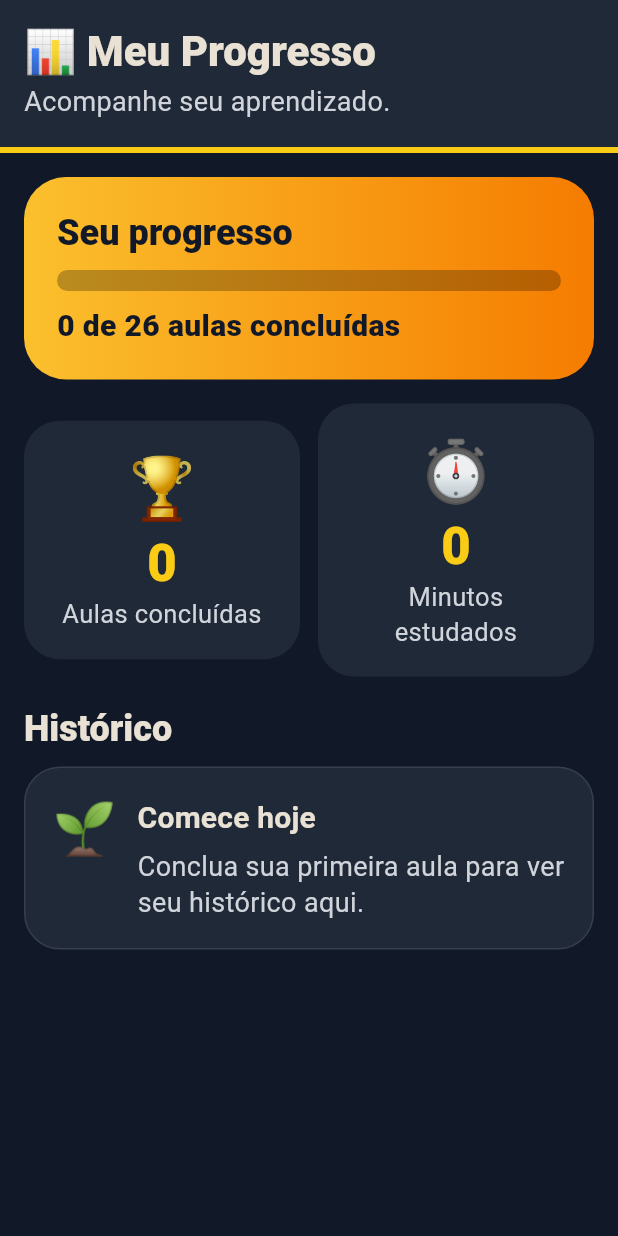
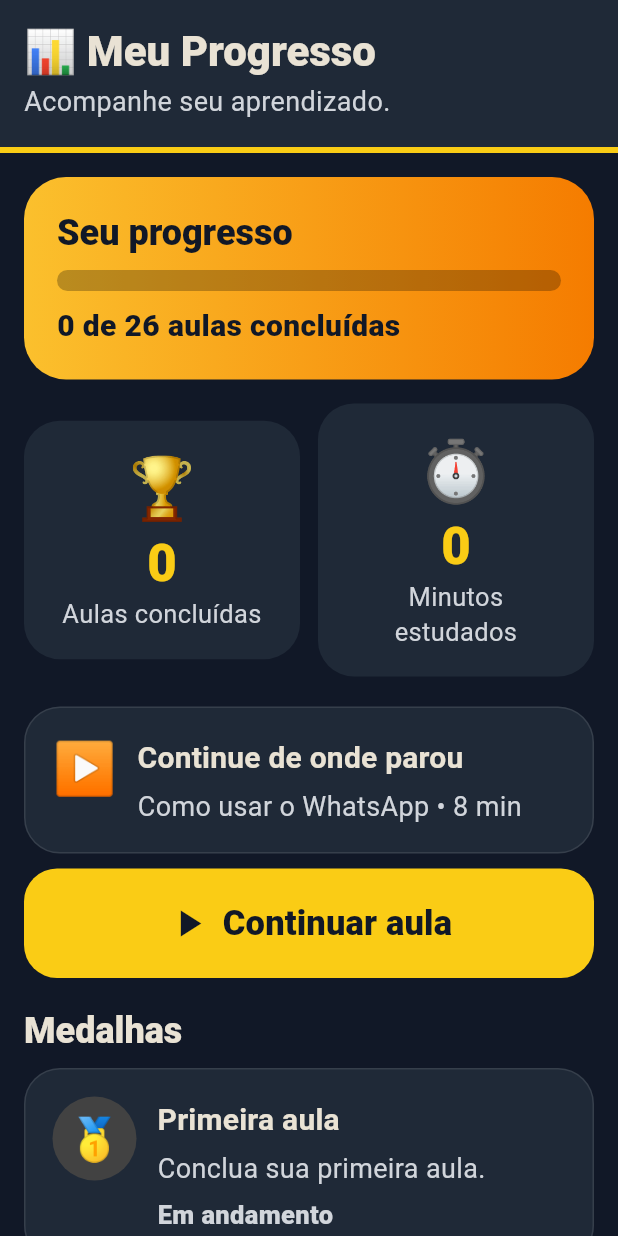
Before and after one commit to Igh0r/ProjetoEducacaoIdoso, a Flutter app: the ProgressPage widget shown alone on an empty page, opened directly, on a phone screen of 412 x 824 dp. Run offline on Flutter 3.47's test engine with Material 3 defaults, Android fonts, the phone set to English and light mode, and no system bars.

Commit message:
Enhance progress achievements and review flow

```diff
--- a/lib/core/state/app_state.dart
+++ b/lib/core/state/app_state.dart
@@ -14,8 +14,13 @@ class AppState extends ChangeNotifier {
 
   Set<String> get completedLessons => _progressRepository.getCompletedLessons();
   Map<String, int> get quizScores => _progressRepository.getQuizScores();
+  Map<String, DateTime> get completionDates => _progressRepository.getCompletionDates();
   int get totalLessons => _progressService.totalLessons();
   int get totalMinutes => _progressService.totalMinutes(completedLessons);
+  List<ProgressAchievement> get achievements => _progressService.achievements(completedLessons, quizScores);
+  List<ReviewSuggestion> get reviewSuggestions => _progressService.reviewSuggestions(completedLessons, quizScores);
+  Lesson? get nextLesson => _progressService.nextLesson(completedLessons);
+  List<ProgressHistoryItem> get chronologicalHistory => _progressService.chronologicalHistory(completedLessons, quizScores, completionDates);
 
   void completeLesson(String id, int score) {
     _progressRepository.completeLesson(id, score);
--- a/lib/features/progress/presentation/progress_page.dart
+++ b/lib/features/progress/presentation/progress_page.dart
@@ -10,7 +10,13 @@ class ProgressPage extends StatelessWidget {
       subtitle: 'Acompanhe seu aprendizado.',
       child: AnimatedBuilder(
         animation: appState,
-        builder: (context, _) => ListView(
+        builder: (context, _) {
+          final nextLesson = appState.nextLesson;
+          final reviewSuggestions = appState.reviewSuggestions;
+          final primaryReview = reviewSuggestions.isNotEmpty ? reviewSuggestions.first : null;
+          final actionLesson = primaryReview?.lesson ?? nextLesson;
+
+          return ListView(
             padding: const EdgeInsets.all(16),
             children: [
               ProgressBanner(completed: appState.completedLessons.length, total: appState.totalLessons),
@@ -21,19 +27,108 @@ class ProgressPage extends StatelessWidget {
                 Expanded(child: StatCard(icon: '⏱', value: '${appState.totalMinutes}', label: 'Minutos estudados')),
               ]),
               const SizedBox(height: 20),
+              if (actionLesson != null) ...[
+                InfoCard(
+                  icon: primaryReview == null ? '▶️' : '🔁',
+                  title: primaryReview == null ? 'Continue de onde parou' : 'Revisar esta aula',
+                  text: primaryReview == null
+                      ? '${actionLesson.title} • ${actionLesson.duration}'
+                      : 'Tema ${primaryReview.category.name}: ${primaryReview.score}/${primaryReview.total}. Refaça ${actionLesson.title} para reforçar.',
+                ),
+                const SizedBox(height: 10),
+                SeniorButton(
+                  label: primaryReview == null ? 'Continuar aula' : 'Revisar aula',
+                  icon: primaryReview == null ? Icons.play_arrow : Icons.replay,
+                  onPressed: () => Navigator.of(context).push(MaterialPageRoute(builder: (_) => LessonPage(lesson: actionLesson))),
+                ),
+                const SizedBox(height: 20),
+              ],
+              Text('Medalhas', style: Theme.of(context).textTheme.titleLarge),
+              const SizedBox(height: 10),
+              ...appState.achievements.map((achievement) => Padding(
+                    padding: const EdgeInsets.only(bottom: 10),
+                    child: AchievementCard(achievement: achievement),
+                  )),
+              const SizedBox(height: 10),
+              Text('Sugestões de revisão', style: Theme.of(context).textTheme.titleLarge),
+              const SizedBox(height: 10),
+              if (reviewSuggestions.isEmpty)
+                const InfoCard(icon: '✨', title: 'Tudo em dia', text: 'Quando algum quiz tiver pontos a melhorar, as aulas aparecerão aqui para revisão.'),
+              ...reviewSuggestions.map((suggestion) => Padding(
+                    padding: const EdgeInsets.only(bottom: 10),
+                    child: InfoCard(
+                      icon: suggestion.category.emoji,
+                      title: suggestion.category.name,
+                      text: 'Pontuação do tema: ${suggestion.score}/${suggestion.total}. Aula indicada: ${suggestion.lesson.title}.',
+                    ),
+                  )),
+              const SizedBox(height: 20),
               Text('Histórico', style: Theme.of(context).textTheme.titleLarge),
               const SizedBox(height: 10),
               if (appState.completedLessons.isEmpty) const InfoCard(icon: '🌱', title: 'Comece hoje', text: 'Conclua sua primeira aula para ver seu histórico aqui.'),
-            ...appState.completedLessons.map((id) {
-              final lesson = lessonById(id)!;
+              ...appState.chronologicalHistory.map((item) {
                 return Padding(
                   padding: const EdgeInsets.only(bottom: 10),
-                child: InfoCard(icon: '✅', title: lesson.title, text: 'Quiz: ${appState.quizScores[id] ?? 0}/${lesson.quiz.length} • ${lesson.duration}'),
+                  child: InfoCard(
+                    icon: '✅',
+                    title: item.lesson.title,
+                    text: 'Quiz: ${item.score}/${item.lesson.quiz.length} • ${item.lesson.duration} • Concluída em ${_formatDateTime(item.completedAt)}',
+                  ),
                 );
               }),
             ],
-        ),
+          );
+        },
       ),
     );
   }
+
+  String _formatDateTime(DateTime? value) {
+    if (value == null) return 'data não registrada';
+    final day = value.day.toString().padLeft(2, '0');
+    final month = value.month.toString().padLeft(2, '0');
+    final hour = value.hour.toString().padLeft(2, '0');
+    final minute = value.minute.toString().padLeft(2, '0');
+    return '$day/$month/${value.year} às $hour:$minute';
   }
+}
+
+class AchievementCard extends StatelessWidget {
+  const AchievementCard({required this.achievement, super.key});
+
+  final ProgressAchievement achievement;
+
+  @override
+  Widget build(BuildContext context) {
+    final color = achievement.unlocked ? Colors.amber.shade700 : Colors.grey.shade800;
+    final status = achievement.unlocked ? 'Conquistada' : 'Em andamento';
+
+    return Container(
+      width: double.infinity,
+      padding: const EdgeInsets.all(18),
+      decoration: BoxDecoration(
+        color: _panel,
+        borderRadius: BorderRadius.circular(24),
+        border: Border.all(color: achievement.unlocked ? Colors.amber : Colors.white10, width: achievement.unlocked ? 2 : 1),
+      ),
+      child: Row(crossAxisAlignment: CrossAxisAlignment.start, children: [
+        CircleAvatar(
+          radius: 28,
+          backgroundColor: color,
+          child: Text(achievement.icon, style: const TextStyle(fontSize: 28)),
+        ),
+        const SizedBox(width: 14),
+        Expanded(child: Column(crossAxisAlignment: CrossAxisAlignment.start, children: [
+          Text(achievement.title, style: Theme.of(context).textTheme.titleMedium),
+          const SizedBox(height: 6),
+          Text(achievement.description, style: const TextStyle(fontSize: 18, color: _muted, height: 1.35)),
+          const SizedBox(height: 8),
+          Text(
+            achievement.progressText == null ? status : '$status • ${achievement.progressText}',
+            style: TextStyle(fontSize: 17, fontWeight: FontWeight.w900, color: achievement.unlocked ? Colors.amber : _muted),
+          ),
+        ])),
+      ]),
+    );
+  }
+}
--- a/lib/features/progress/repositories/progress_repository.dart
+++ b/lib/features/progress/repositories/progress_repository.dart
@@ -3,12 +3,14 @@ part of 'package:educacao_idoso/main.dart';
 abstract class ProgressRepository {
   Set<String> getCompletedLessons();
   Map<String, int> getQuizScores();
+  Map<String, DateTime> getCompletionDates();
   void completeLesson(String lessonId, int score);
 }
 
 class InMemoryProgressRepository implements ProgressRepository {
   final Set<String> _completedLessons = <String>{};
   final Map<String, int> _quizScores = <String, int>{};
+  final Map<String, DateTime> _completionDates = <String, DateTime>{};
 
   @override
   Set<String> getCompletedLessons() => _completedLessons;
@@ -17,8 +19,12 @@ class InMemoryProgressRepository implements ProgressRepository {
   Map<String, int> getQuizScores() => _quizScores;
 
   @override
+  Map<String, DateTime> getCompletionDates() => _completionDates;
+
+  @override
   void completeLesson(String lessonId, int score) {
     _completedLessons.add(lessonId);
     _quizScores[lessonId] = score;
+    _completionDates[lessonId] = DateTime.now();
   }
 }
--- a/lib/features/progress/services/progress_service.dart
+++ b/lib/features/progress/services/progress_service.dart
@@ -11,6 +11,126 @@ class ProgressService {
         final lesson = lessonRepository.findById(id);
         return sum + (lesson?.minutes ?? 0);
       });
+
+  List<ProgressAchievement> achievements(Set<String> completedLessonIds, Map<String, int> quizScores) {
+    final completed = completedLessonIds.map(lessonRepository.findById).whereType<Lesson>().toList();
+    final securityLessons = _securityLessons();
+    final completedSecurityLessons = securityLessons.where((lesson) => completedLessonIds.contains(lesson.id)).length;
+    final perfectQuiz = completed.any((lesson) => (quizScores[lesson.id] ?? 0) == lesson.quiz.length && lesson.quiz.isNotEmpty);
+
+    return [
+      ProgressAchievement(
+        icon: '🥇',
+        title: 'Primeira aula',
+        description: 'Conclua sua primeira aula.',
+        unlocked: completedLessonIds.isNotEmpty,
+      ),
+      ProgressAchievement(
+        icon: '🏆',
+        title: 'Três aulas',
+        description: 'Complete 3 aulas para firmar o hábito.',
+        unlocked: completedLessonIds.length >= 3,
+        progressText: '${completedLessonIds.length.clamp(0, 3)}/3',
+      ),
+      ProgressAchievement(
+        icon: '🛡️',
+        title: 'Segurança digital',
+        description: 'Finalize as aulas sobre golpes, PIX, gov.br e banco.',
+        unlocked: securityLessons.isNotEmpty && completedSecurityLessons == securityLessons.length,
+        progressText: '$completedSecurityLessons/${securityLessons.length}',
+      ),
+      ProgressAchievement(
+        icon: '💯',
+        title: 'Quiz perfeito',
+        description: 'Acerte todas as perguntas de um quiz.',
+        unlocked: perfectQuiz,
+      ),
+    ];
+  }
+
+  List<ReviewSuggestion> reviewSuggestions(Set<String> completedLessonIds, Map<String, int> quizScores, {int limit = 3}) {
+    final suggestions = <ReviewSuggestion>[];
+
+    for (final category in lessonRepository.getCategories()) {
+      final completedLessons = category.lessons.where((lesson) => completedLessonIds.contains(lesson.id) && lesson.quiz.isNotEmpty).toList();
+      if (completedLessons.isEmpty) continue;
+
+      final score = completedLessons.fold<int>(0, (sum, lesson) => sum + (quizScores[lesson.id] ?? 0));
+      final total = completedLessons.fold<int>(0, (sum, lesson) => sum + lesson.quiz.length);
+      final weakestLesson = completedLessons.reduce((current, next) {
+        final currentPercent = (quizScores[current.id] ?? 0) / current.quiz.length;
+        final nextPercent = (quizScores[next.id] ?? 0) / next.quiz.length;
+        return nextPercent < currentPercent ? next : current;
+      });
+
+      suggestions.add(ReviewSuggestion(category: category, lesson: weakestLesson, score: score, total: total));
+    }
+
+    suggestions
+      ..sort((a, b) {
+        final scoreCompare = a.percent.compareTo(b.percent);
+        if (scoreCompare != 0) return scoreCompare;
+        return a.category.name.compareTo(b.category.name);
+      });
+
+    return suggestions.where((suggestion) => suggestion.score < suggestion.total).take(limit).toList();
+  }
+
+  Lesson? nextLesson(Set<String> completedLessonIds) {
+    for (final category in lessonRepository.getCategories()) {
+      for (final lesson in category.lessons) {
+        if (!completedLessonIds.contains(lesson.id)) return lesson;
+      }
+    }
+    return null;
+  }
+
+  List<ProgressHistoryItem> chronologicalHistory(Set<String> completedLessonIds, Map<String, int> quizScores, Map<String, DateTime> completionDates) {
+    final items = completedLessonIds.map(lessonRepository.findById).whereType<Lesson>().map((lesson) {
+      return ProgressHistoryItem(
+        lesson: lesson,
+        score: quizScores[lesson.id] ?? 0,
+        completedAt: completionDates[lesson.id],
+      );
+    }).toList()
+      ..sort((a, b) => (b.completedAt ?? DateTime.fromMillisecondsSinceEpoch(0)).compareTo(a.completedAt ?? DateTime.fromMillisecondsSinceEpoch(0)));
+    return items;
+  }
+
+  List<Lesson> _securityLessons() => lessonRepository
+      .getCategories()
+      .expand((category) => category.lessons)
+      .where((lesson) => const {'tech-3', 'tech-4', 'citizen-5', 'finance-2'}.contains(lesson.id))
+      .toList();
 }
 
 const progressServiceDefault = ProgressService(lessonRepository);
+
+class ProgressAchievement {
+  const ProgressAchievement({required this.icon, required this.title, required this.description, required this.unlocked, this.progressText});
+
+  final String icon;
+  final String title;
+  final String description;
+  final bool unlocked;
+  final String? progressText;
+}
+
+class ReviewSuggestion {
+  const ReviewSuggestion({required this.category, required this.lesson, required this.score, required this.total});
+
+  final LessonCategory category;
+  final Lesson lesson;
+  final int score;
+  final int total;
+
+  double get percent => total == 0 ? 1 : score / total;
+}
+
+class ProgressHistoryItem {
+  const ProgressHistoryItem({required this.lesson, required this.score, required this.completedAt});
+
+  final Lesson lesson;
+  final int score;
+  final DateTime? completedAt;
+}
```
Lines whose indentation alone changed are shown as unchanged.
